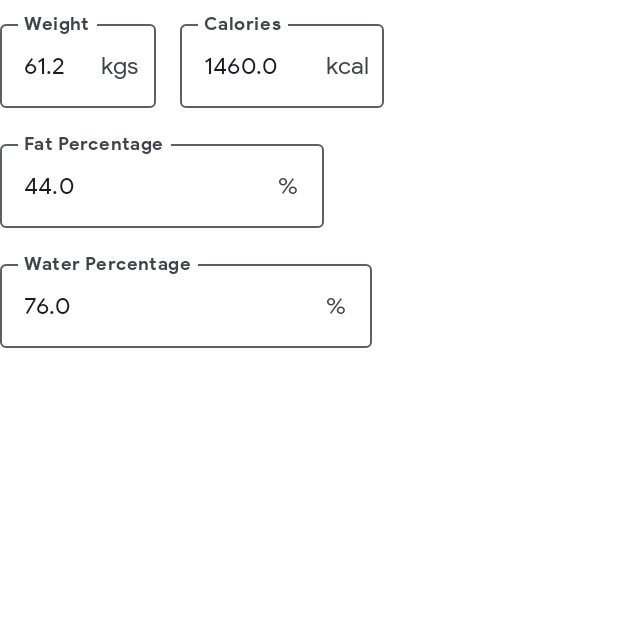
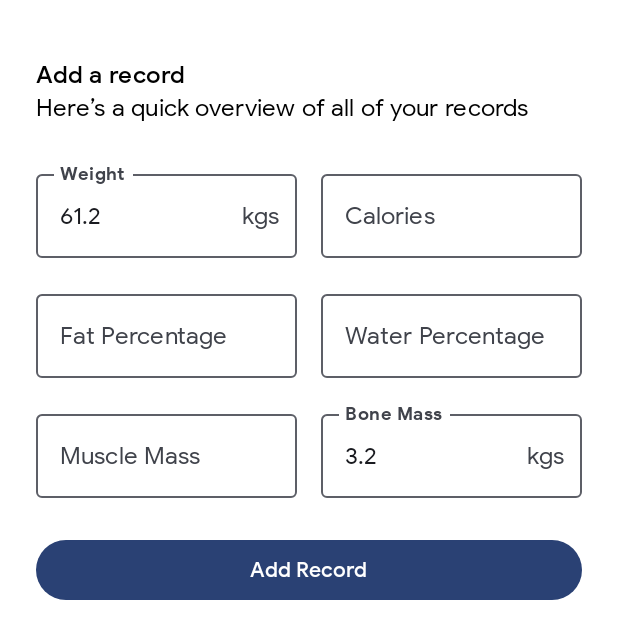
Before and after one commit to ManasMalla/Dr.-Aarogya-s-Health-Record, an Android app built with Jetpack Compose: the @Preview function AddRecordBottomSheetPreview, on a phone screen of 412 x 824 dp. Shown: the top 639 px of the screen. Run offline under Robolectric (Android 15) with nearby library versions, the phone set to English and light mode, and no system bars.

Commit message:
Fixed the Add Record UI Workflow

```diff
--- a/app/src/main/java/com/manasmalla/draarogyashealthrecord/ui/screens/record/AddRecordBottomSheet.kt
+++ b/app/src/main/java/com/manasmalla/draarogyashealthrecord/ui/screens/record/AddRecordBottomSheet.kt
@@ -1,6 +1,8 @@
 package com.manasmalla.draarogyashealthrecord.ui.screens
 
 import android.annotation.SuppressLint
+import androidx.compose.animation.AnimatedVisibility
+import androidx.compose.foundation.layout.Arrangement
 import androidx.compose.foundation.layout.Column
 import androidx.compose.foundation.layout.Spacer
 import androidx.compose.foundation.layout.WindowInsets
@@ -10,8 +12,10 @@ import androidx.compose.foundation.layout.height
 import androidx.compose.foundation.layout.imePadding
 import androidx.compose.foundation.layout.padding
 import androidx.compose.foundation.layout.statusBars
-import androidx.compose.foundation.layout.width
 import androidx.compose.foundation.layout.windowInsetsPadding
+import androidx.compose.foundation.lazy.grid.GridCells
+import androidx.compose.foundation.lazy.grid.LazyVerticalGrid
+import androidx.compose.foundation.lazy.grid.itemsIndexed
 import androidx.compose.foundation.shape.RoundedCornerShape
 import androidx.compose.foundation.text.KeyboardOptions
 import androidx.compose.material.ExperimentalMaterialApi
@@ -35,6 +39,7 @@ import androidx.compose.ui.Modifier
 import androidx.compose.ui.layout.Layout
 import androidx.compose.ui.text.input.ImeAction
 import androidx.compose.ui.text.input.KeyboardType
+import androidx.compose.ui.text.style.TextOverflow
 import androidx.compose.ui.tooling.preview.Preview
 import androidx.compose.ui.unit.dp
 import com.manasmalla.draarogyashealthrecord.model.Metrics
@@ -115,30 +120,34 @@ fun AddRecordBottomSheet(
         Text(text = "Add a record", style = MaterialTheme.typography.titleMedium)
         Text(text = "Here’s a quick overview of all of your records")
         Spacer(modifier = Modifier.height(16.dp))
-        LazyMetricGrid {
-            measurableMetrics.mapIndexed { index, metric ->
-
-                OutlinedTextField(value = measurements[index],
+        LazyVerticalGrid(
+            columns = GridCells.Fixed(2), horizontalArrangement = Arrangement.spacedBy(16.dp)
+        ) {
+            itemsIndexed(measurableMetrics) { index, metric ->
+                OutlinedTextField(
+                    value = measurements[index],
                     onValueChange = {
                         val list = measurements.toMutableList()
                         list[index] = it
                         onUiStateChanged(list)
                     },
                     label = {
-                        Text(text = metric.name.splitCamelCase)
+                        Text(
+                            text = metric.name.splitCamelCase,
+                            maxLines = 1,
+                            overflow = TextOverflow.Ellipsis
+                        )
                     },
-                    modifier = Modifier
-                        .padding(vertical = 8.dp)
-                        .width(16.dp.times(metric.name.length) + 8.dp),
+                    modifier = Modifier.padding(vertical = 8.dp),
                     keyboardOptions = KeyboardOptions.Default.copy(
                         keyboardType = KeyboardType.Number,
                         imeAction = if (index == measurableMetrics.lastIndex) ImeAction.Done else ImeAction.Next
                     ),
-                    trailingIcon = {
-
-                        Text(text = metric.unit)
-
-                    })
+                    trailingIcon = if (measurements[index].isNotBlank()) trailingMetricIcon(
+                        metric = metric.unit,
+                        visible = measurements[index].isNotBlank()
+                    ) else null
+                )
             }
         }
         Spacer(modifier = Modifier.height(16.dp))
@@ -147,6 +156,13 @@ fun AddRecordBottomSheet(
         ) {
             Text(text = "Add Record")
         }
+    }
+}
+
+@Composable
+fun trailingMetricIcon(metric: String, visible: Boolean) = @Composable {
+    AnimatedVisibility(visible = visible) {
+        Text(text = metric)
     }
 }
 
@@ -197,54 +213,17 @@ fun LazyMetricGrid(modifier: Modifier = Modifier, content: @Composable () -> Uni
 @Composable
 fun AddRecordBottomSheetPreview() {
     DrAarogyasHealthRecordTheme {
-//        AddRecordBottomSheet(
-//            measurableMetrics = listOf(
-//                Metrics.Weight,
-//                Metrics.Calories,
-//                Metrics.FatPercentage,
-//                Metrics.WaterPercentage,
-//                Metrics.MuscleMass,
-//                Metrics.BoneMass,
-//            ), measurements = listOf(
-//                61.2, 1460.0, 44.0, 76.0, 4.5, 3.2
-//            ).map { it.toString() }, addRecordEnabled = true
-//        )
-
-        val measurableMetrics = listOf(
-            Metrics.Weight,
-            Metrics.Calories,
-            Metrics.FatPercentage,
-            Metrics.WaterPercentage,
+        AddRecordBottomSheet(
+            measurableMetrics = listOf(
+                Metrics.Weight,
+                Metrics.Calories,
+                Metrics.FatPercentage,
+                Metrics.WaterPercentage,
+                Metrics.MuscleMass,
+                Metrics.BoneMass,
+            ), measurements = listOf(
+                61.2, "", "", "", "", 3.2
+            ).map { it.toString() }, addRecordEnabled = true
         )
-        val measurements = listOf(
-            61.2, 1460.0, 44.0, 76.0
-        ).map { it.toString() }
-
-        LazyMetricGrid {
-            measurableMetrics.mapIndexed { index, metric ->
-
-                OutlinedTextField(value = measurements[index],
-                    onValueChange = {
-                        val list = measurements.toMutableList()
-                        list[index] = it
-                        //onUiStateChanged(list)
-                    },
-                    label = {
-                        Text(text = metric.name.splitCamelCase)
-                    },
-                    modifier = Modifier
-                        .padding(vertical = 8.dp)
-                        .width(16.dp.times(metric.name.length) + 8.dp),
-                    keyboardOptions = KeyboardOptions.Default.copy(
-                        keyboardType = KeyboardType.Number,
-                        imeAction = if (index == measurableMetrics.lastIndex) ImeAction.Done else ImeAction.Next
-                    ),
-                    trailingIcon = {
-
-                        Text(text = metric.unit)
-
-                    })
-            }
-        }
     }
 }
```
